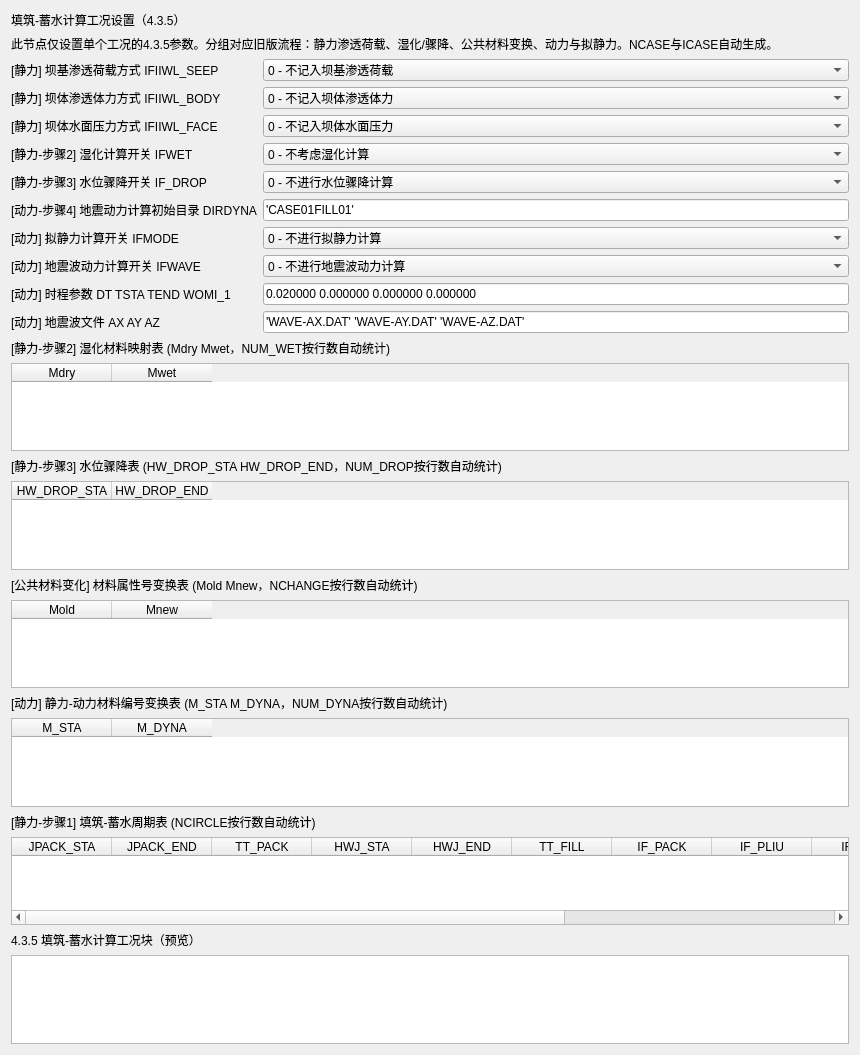
Qt form plugins/Base_Slover/FillStorageCyclePage.ui (asd977/base_cae) before a commit.
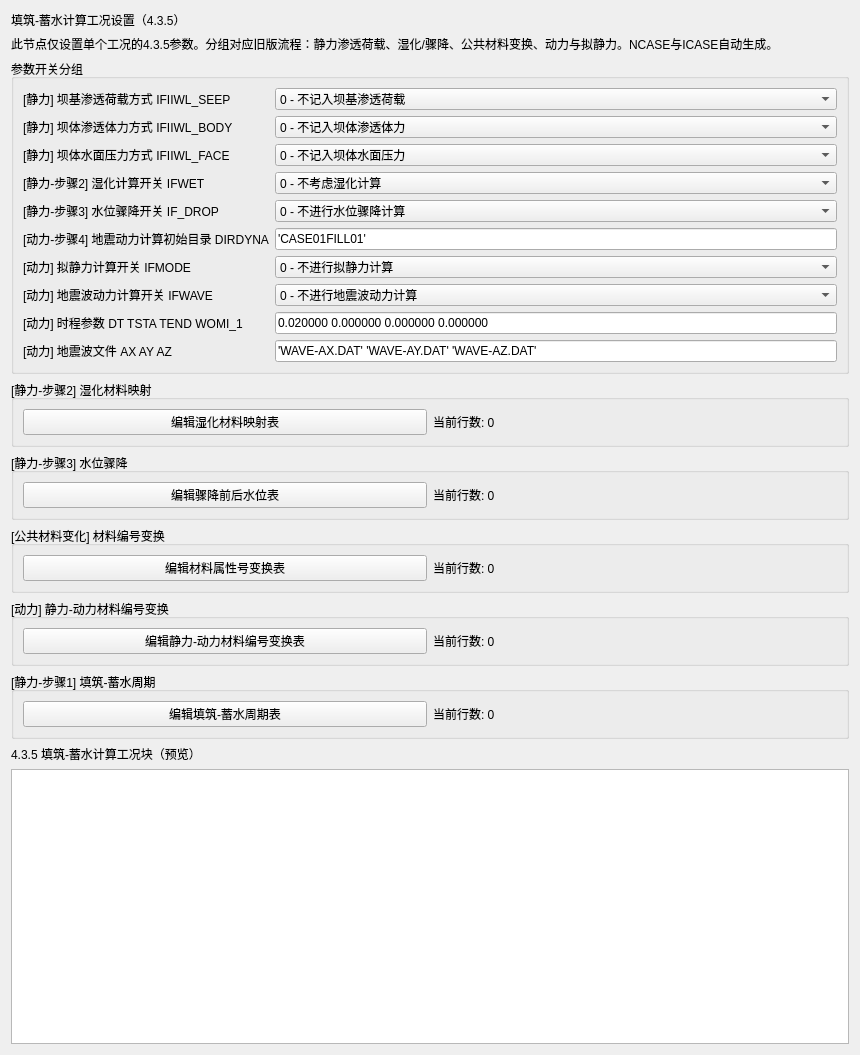
The same form after that commit.

Commit message: refactor: group parameter UI and switch table editing to popup dialogs

What changed in the file:
```diff
--- a/plugins/Base_Slover/FillStorageCyclePage.ui
+++ b/plugins/Base_Slover/FillStorageCyclePage.ui
@@ -34,7 +34,11 @@
    <item>
     <layout class="QVBoxLayout" name="verticalLayoutContent">
      <item>
-      <layout class="QFormLayout" name="formLayoutMain">
+      <widget class="QGroupBox" name="groupBoxFlags">
+       <property name="title">
+        <string>参数开关分组</string>
+       </property>
+       <layout class="QFormLayout" name="formLayoutMain">
        <item row="0" column="0">
         <widget class="QLabel" name="labelIFIIWL_SEEP">
          <property name="text">
@@ -163,146 +167,13 @@
         </widget>
        </item>
       </layout>
-     </item>
-     <item>
-      <widget class="QLabel" name="labelWet">
-       <property name="text">
-        <string>[静力-步骤2] 湿化材料映射表 (Mdry Mwet，NUM_WET按行数自动统计)</string>
-       </property>
       </widget>
      </item>
-     <item>
-      <widget class="QTableWidget" name="tableWet">
-       <column>
-        <property name="text">
-         <string>Mdry</string>
-        </property>
-       </column>
-       <column>
-        <property name="text">
-         <string>Mwet</string>
-        </property>
-       </column>
-      </widget>
-     </item>
-     <item>
-      <widget class="QLabel" name="labelDrop">
-       <property name="text">
-        <string>[静力-步骤3] 水位骤降表 (HW_DROP_STA HW_DROP_END，NUM_DROP按行数自动统计)</string>
-       </property>
-      </widget>
-     </item>
-     <item>
-      <widget class="QTableWidget" name="tableDrop">
-       <column>
-        <property name="text">
-         <string>HW_DROP_STA</string>
-        </property>
-       </column>
-       <column>
-        <property name="text">
-         <string>HW_DROP_END</string>
-        </property>
-       </column>
-      </widget>
-     </item>
-     <item>
-      <widget class="QLabel" name="labelNChange">
-       <property name="text">
-        <string>[公共材料变化] 材料属性号变换表 (Mold Mnew，NCHANGE按行数自动统计)</string>
-       </property>
-      </widget>
-     </item>
-     <item>
-      <widget class="QTableWidget" name="tableNChange">
-       <column><property name="text"><string>Mold</string></property></column>
-       <column><property name="text"><string>Mnew</string></property></column>
-      </widget>
-     </item>
-     <item>
-      <widget class="QLabel" name="labelDynaMap">
-       <property name="text">
-        <string>[动力] 静力-动力材料编号变换表 (M_STA M_DYNA，NUM_DYNA按行数自动统计)</string>
-       </property>
-      </widget>
-     </item>
-     <item>
-      <widget class="QTableWidget" name="tableDynaMap">
-       <column><property name="text"><string>M_STA</string></property></column>
-       <column><property name="text"><string>M_DYNA</string></property></column>
-      </widget>
-     </item>
-     <item>
-      <widget class="QLabel" name="labelCircle">
-       <property name="text">
-        <string>[静力-步骤1] 填筑-蓄水周期表 (NCIRCLE按行数自动统计)</string>
-       </property>
-      </widget>
-     </item>
-     <item>
-      <widget class="QTableWidget" name="tableCircle">
-       <column>
-        <property name="text">
-         <string>JPACK_STA</string>
-        </property>
-       </column>
-       <column>
-        <property name="text">
-         <string>JPACK_END</string>
-        </property>
-       </column>
-       <column>
-        <property name="text">
-         <string>TT_PACK</string>
-        </property>
-       </column>
-       <column>
-        <property name="text">
-         <string>HWJ_STA</string>
-        </property>
-       </column>
-       <column>
-        <property name="text">
-         <string>HWJ_END</string>
-        </property>
-       </column>
-       <column>
-        <property name="text">
-         <string>TT_FILL</string>
-        </property>
-       </column>
-       <column>
-        <property name="text">
-         <string>IF_PACK</string>
-        </property>
-       </column>
-       <column>
-        <property name="text">
-         <string>IF_PLIU</string>
-        </property>
-       </column>
-       <column>
-        <property name="text">
-         <string>IF_FILL</string>
-        </property>
-       </column>
-       <column>
-        <property name="text">
-         <string>IF_FLIU</string>
-        </property>
-       </column>
-       <column>
-        <property name="text">
-         <string>CAHEAD</string>
-        </property>
-       </column>
-       <column>
-        <property name="text">
-         <string>CABODY</string>
-        </property>
-       </column>
-      </widget>
-     </item>
+     <item><widget class="QGroupBox" name="groupWet"><property name="title"><string>[静力-步骤2] 湿化材料映射</string></property><layout class="QHBoxLayout" name="layoutWet"><item><widget class="QPushButton" name="btnEditWet"><property name="text"><string>编辑湿化材料映射表</string></property></widget></item><item><widget class="QLabel" name="labelWetRows"><property name="text"><string>当前行数: 0</string></property></widget></item></layout></widget></item>
+     <item><widget class="QGroupBox" name="groupDrop"><property name="title"><string>[静力-步骤3] 水位骤降</string></property><layout class="QHBoxLayout" name="layoutDrop"><item><widget class="QPushButton" name="btnEditDrop"><property name="text"><string>编辑骤降前后水位表</string></property></widget></item><item><widget class="QLabel" name="labelDropRows"><property name="text"><string>当前行数: 0</string></property></widget></item></layout></widget></item>
+     <item><widget class="QGroupBox" name="groupNChange"><property name="title"><string>[公共材料变化] 材料编号变换</string></property><layout class="QHBoxLayout" name="layoutNChange"><item><widget class="QPushButton" name="btnEditNChange"><property name="text"><string>编辑材料属性号变换表</string></property></widget></item><item><widget class="QLabel" name="labelNChangeRows"><property name="text"><string>当前行数: 0</string></property></widget></item></layout></widget></item>
+     <item><widget class="QGroupBox" name="groupDynaMap"><property name="title"><string>[动力] 静力-动力材料编号变换</string></property><layout class="QHBoxLayout" name="layoutDynaMap"><item><widget class="QPushButton" name="btnEditDynaMap"><property name="text"><string>编辑静力-动力材料编号变换表</string></property></widget></item><item><widget class="QLabel" name="labelDynaMapRows"><property name="text"><string>当前行数: 0</string></property></widget></item></layout></widget></item>
+     <item><widget class="QGroupBox" name="groupCircle"><property name="title"><string>[静力-步骤1] 填筑-蓄水周期</string></property><layout class="QHBoxLayout" name="layoutCircle"><item><widget class="QPushButton" name="btnEditCircle"><property name="text"><string>编辑填筑-蓄水周期表</string></property></widget></item><item><widget class="QLabel" name="labelCircleRows"><property name="text"><string>当前行数: 0</string></property></widget></item></layout></widget></item>
      <item>
       <widget class="QLabel" name="labelSection">
        <property name="text">
```
The commit also changes 2 other files.
